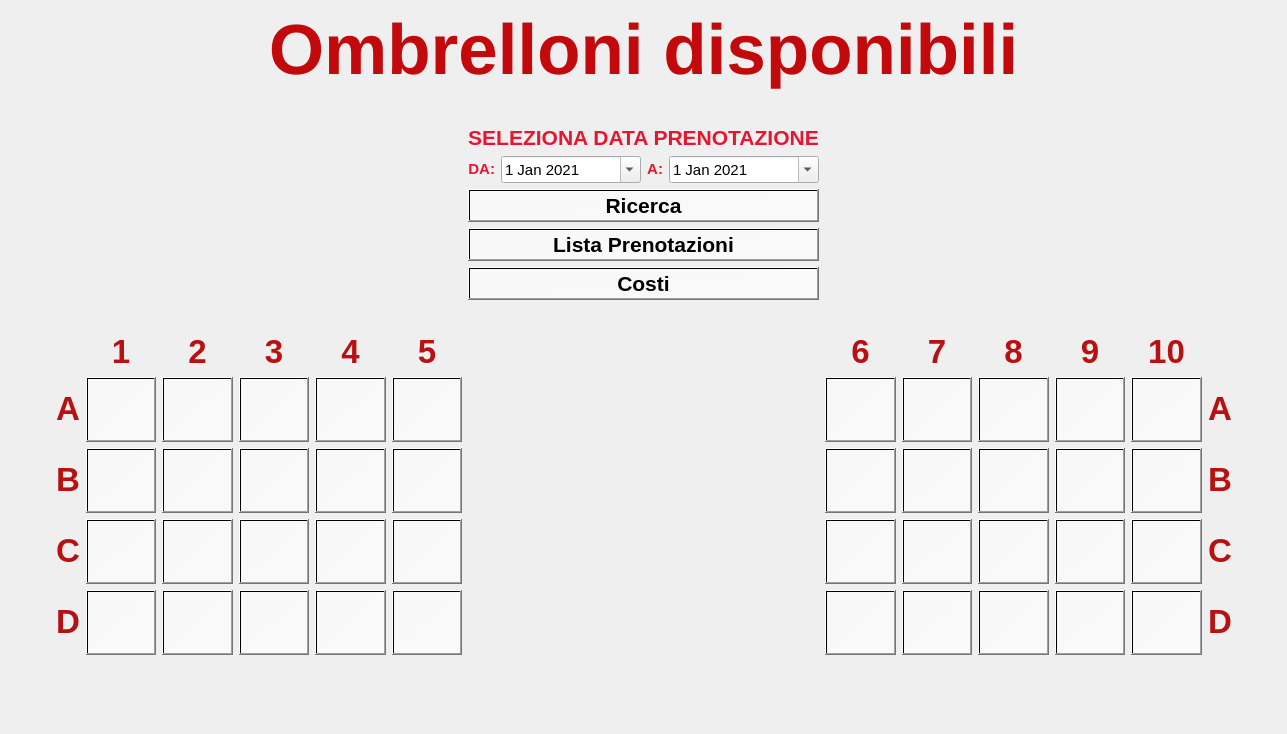
Old version of the form ui/ombrelloni_1.ui in the repository Raccispini/Progetto-Hotel.
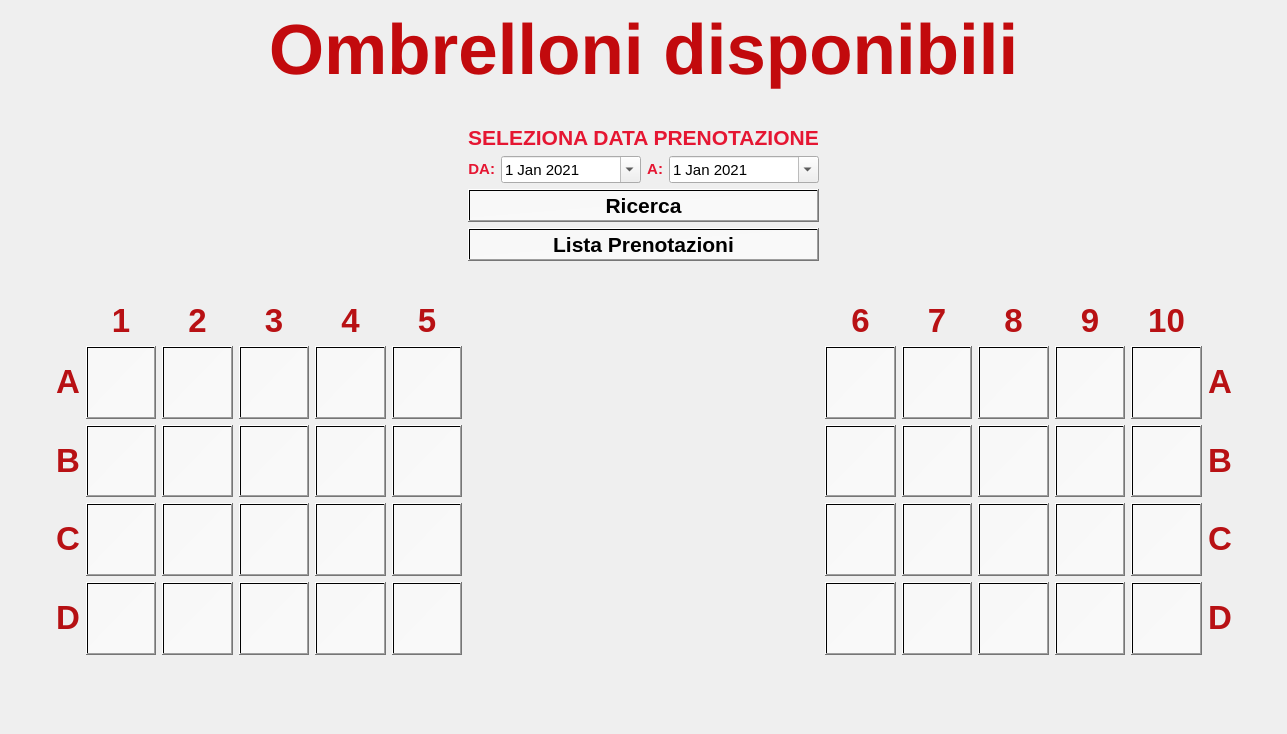
New version of the form. Icons and pictures are not drawn.

The edit to the form file:
```diff
--- a/ui/ombrelloni_1.ui
+++ b/ui/ombrelloni_1.ui
@@ -1599,28 +1599,6 @@
           </property>
          </widget>
         </item>
-        <item>
-         <widget class="QPushButton" name="pushButton_2">
-          <property name="font">
-           <font>
-            <family>Arial</family>
-            <pointsize>16</pointsize>
-            <weight>75</weight>
-            <bold>true</bold>
-           </font>
-          </property>
-          <property name="cursor">
-           <cursorShape>ArrowCursor</cursorShape>
-          </property>
-          <property name="styleSheet">
-           <string notr="true">background-image: url(:/ombrelloni/tpg.png);
-background-color: qlineargradient(spread:pad, x1:0, y1:0, x2:1, y2:1, stop:0 rgba(255, 255, 255, 140), stop:1 rgba(255, 255, 255, 165));</string>
-          </property>
-          <property name="text">
-           <string notr="true">Costi</string>
-          </property>
-         </widget>
-        </item>
        </layout>
       </item>
       <item row="3" column="0">
```
Left out of the diff: 126 changed lines with no effect on the pictures.
